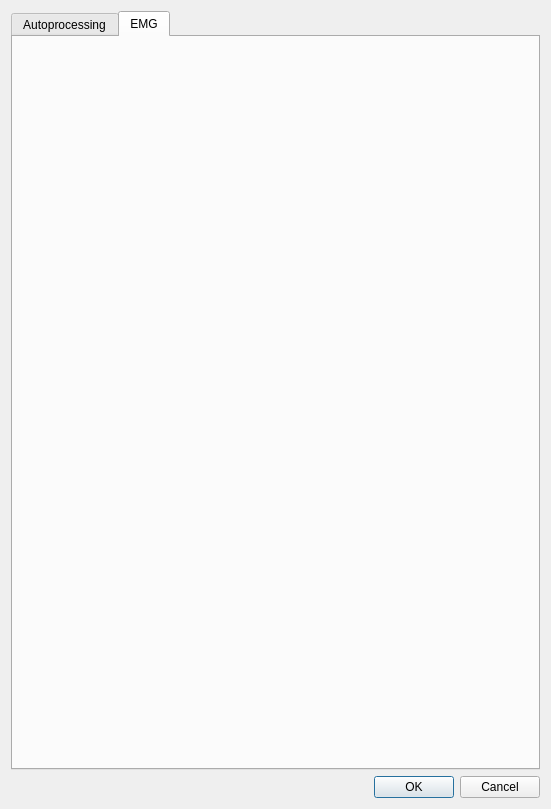
This is gaitutils/nexus_scripts/autoproc_dialog.ui in NCH-Motion-Laboratory/gaitutils as Qt 5 draws it before an edit. The edited form follows.
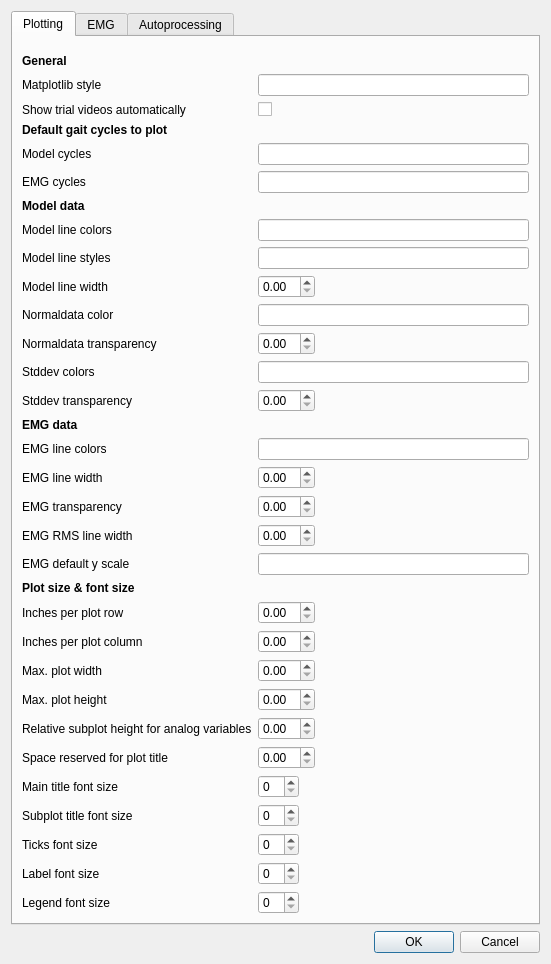
This is the edited form.

Commit message: expand options dialog (wip)

```diff
--- a/gaitutils/nexus_scripts/autoproc_dialog.ui
+++ b/gaitutils/nexus_scripts/autoproc_dialog.ui
@@ -7,7 +7,7 @@
     <x>0</x>
     <y>0</y>
     <width>551</width>
-    <height>809</height>
+    <height>842</height>
    </rect>
   </property>
   <property name="windowTitle">
@@ -27,8 +27,597 @@
    <item row="0" column="0">
     <widget class="QTabWidget" name="tabWidget">
      <property name="currentIndex">
-      <number>1</number>
+      <number>0</number>
      </property>
+     <widget class="QWidget" name="plot">
+      <attribute name="title">
+       <string>Plotting</string>
+      </attribute>
+      <layout class="QHBoxLayout" name="horizontalLayout_2">
+       <item>
+        <layout class="QFormLayout" name="formLayout_3">
+         <item row="0" column="0">
+          <spacer name="verticalSpacer_7">
+           <property name="orientation">
+            <enum>Qt::Vertical</enum>
+           </property>
+           <property name="sizeHint" stdset="0">
+            <size>
+             <width>20</width>
+             <height>20</height>
+            </size>
+           </property>
+          </spacer>
+         </item>
+         <item row="1" column="0">
+          <widget class="QLabel" name="label_28">
+           <property name="font">
+            <font>
+             <weight>75</weight>
+             <bold>true</bold>
+            </font>
+           </property>
+           <property name="text">
+            <string>General</string>
+           </property>
+          </widget>
+         </item>
+         <item row="8" column="0">
+          <widget class="QLabel" name="label_29">
+           <property name="font">
+            <font>
+             <weight>75</weight>
+             <bold>true</bold>
+            </font>
+           </property>
+           <property name="text">
+            <string>Model data</string>
+           </property>
+          </widget>
+         </item>
+         <item row="16" column="0">
+          <widget class="QLabel" name="label_30">
+           <property name="font">
+            <font>
+             <weight>75</weight>
+             <bold>true</bold>
+            </font>
+           </property>
+           <property name="text">
+            <string>EMG data</string>
+           </property>
+          </widget>
+         </item>
+         <item row="3" column="0">
+          <widget class="QLabel" name="label_31">
+           <property name="text">
+            <string>Matplotlib style</string>
+           </property>
+          </widget>
+         </item>
+         <item row="22" column="0">
+          <widget class="QLabel" name="label_32">
+           <property name="font">
+            <font>
+             <weight>75</weight>
+             <bold>true</bold>
+            </font>
+           </property>
+           <property name="text">
+            <string>Plot size &amp; font size</string>
+           </property>
+          </widget>
+         </item>
+         <item row="3" column="1">
+          <widget class="QLineEdit" name="cfg_mpl_style"/>
+         </item>
+         <item row="4" column="0">
+          <widget class="QLabel" name="label_34">
+           <property name="text">
+            <string>Show trial videos automatically</string>
+           </property>
+          </widget>
+         </item>
+         <item row="4" column="1">
+          <widget class="QCheckBox" name="cfg_show_videos">
+           <property name="text">
+            <string/>
+           </property>
+          </widget>
+         </item>
+         <item row="5" column="0">
+          <widget class="QLabel" name="label_35">
+           <property name="font">
+            <font>
+             <weight>75</weight>
+             <bold>true</bold>
+            </font>
+           </property>
+           <property name="text">
+            <string>Default gait cycles to plot</string>
+           </property>
+          </widget>
+         </item>
+         <item row="6" column="0">
+          <widget class="QLabel" name="label_36">
+           <property name="text">
+            <string>Model cycles</string>
+           </property>
+          </widget>
+         </item>
+         <item row="7" column="0">
+          <widget class="QLabel" name="label_37">
+           <property name="text">
+            <string>EMG cycles</string>
+           </property>
+          </widget>
+         </item>
+         <item row="6" column="1">
+          <widget class="QLineEdit" name="cfg_default_model_cycles"/>
+         </item>
+         <item row="7" column="1">
+          <widget class="QLineEdit" name="cfg_default_emg_cycles"/>
+         </item>
+         <item row="10" column="1">
+          <widget class="QLineEdit" name="cfg_model_linestyles"/>
+         </item>
+         <item row="10" column="0">
+          <widget class="QLabel" name="label_38">
+           <property name="text">
+            <string>Model line styles</string>
+           </property>
+          </widget>
+         </item>
+         <item row="11" column="0">
+          <widget class="QLabel" name="label_39">
+           <property name="text">
+            <string>Model line width</string>
+           </property>
+          </widget>
+         </item>
+         <item row="13" column="0">
+          <widget class="QLabel" name="label_40">
+           <property name="text">
+            <string>Normaldata transparency</string>
+           </property>
+          </widget>
+         </item>
+         <item row="12" column="0">
+          <widget class="QLabel" name="label_41">
+           <property name="text">
+            <string>Normaldata color</string>
+           </property>
+          </widget>
+         </item>
+         <item row="18" column="0">
+          <widget class="QLabel" name="label_42">
+           <property name="text">
+            <string>EMG line width</string>
+           </property>
+          </widget>
+         </item>
+         <item row="20" column="0">
+          <widget class="QLabel" name="label_43">
+           <property name="text">
+            <string>EMG RMS line width</string>
+           </property>
+          </widget>
+         </item>
+         <item row="19" column="0">
+          <widget class="QLabel" name="label_44">
+           <property name="text">
+            <string>EMG transparency</string>
+           </property>
+          </widget>
+         </item>
+         <item row="9" column="0">
+          <widget class="QLabel" name="label_45">
+           <property name="text">
+            <string>Model line colors</string>
+           </property>
+          </widget>
+         </item>
+         <item row="17" column="0">
+          <widget class="QLabel" name="label_46">
+           <property name="text">
+            <string>EMG line colors</string>
+           </property>
+          </widget>
+         </item>
+         <item row="21" column="0">
+          <widget class="QLabel" name="label_47">
+           <property name="text">
+            <string>EMG default y scale</string>
+           </property>
+          </widget>
+         </item>
+         <item row="14" column="0">
+          <widget class="QLabel" name="label_48">
+           <property name="text">
+            <string>Stddev colors</string>
+           </property>
+          </widget>
+         </item>
+         <item row="15" column="0">
+          <widget class="QLabel" name="label_49">
+           <property name="text">
+            <string>Stddev transparency</string>
+           </property>
+          </widget>
+         </item>
+         <item row="9" column="1">
+          <widget class="QLineEdit" name="cfg_model_tracecolors"/>
+         </item>
+         <item row="11" column="1">
+          <widget class="QDoubleSpinBox" name="cfg_model_linewidth">
+           <property name="sizePolicy">
+            <sizepolicy hsizetype="Fixed" vsizetype="Fixed">
+             <horstretch>0</horstretch>
+             <verstretch>0</verstretch>
+            </sizepolicy>
+           </property>
+          </widget>
+         </item>
+         <item row="12" column="1">
+          <widget class="QLineEdit" name="cfg_model_normals_color"/>
+         </item>
+         <item row="13" column="1">
+          <widget class="QDoubleSpinBox" name="cfg_model_normals_alpha">
+           <property name="sizePolicy">
+            <sizepolicy hsizetype="Fixed" vsizetype="Fixed">
+             <horstretch>0</horstretch>
+             <verstretch>0</verstretch>
+            </sizepolicy>
+           </property>
+          </widget>
+         </item>
+         <item row="14" column="1">
+          <widget class="QLineEdit" name="cfg_model_stddev_colors"/>
+         </item>
+         <item row="15" column="1">
+          <widget class="QDoubleSpinBox" name="cfg_model_stddev_alpha">
+           <property name="sizePolicy">
+            <sizepolicy hsizetype="Fixed" vsizetype="Fixed">
+             <horstretch>0</horstretch>
+             <verstretch>0</verstretch>
+            </sizepolicy>
+           </property>
+          </widget>
+         </item>
+         <item row="17" column="1">
+          <widget class="QLineEdit" name="cfg_emg_tracecolor"/>
+         </item>
+         <item row="18" column="1">
+          <widget class="QDoubleSpinBox" name="cfg_emg_linewidth">
+           <property name="sizePolicy">
+            <sizepolicy hsizetype="Fixed" vsizetype="Fixed">
+             <horstretch>0</horstretch>
+             <verstretch>0</verstretch>
+            </sizepolicy>
+           </property>
+          </widget>
+         </item>
+         <item row="19" column="1">
+          <widget class="QDoubleSpinBox" name="cfg_emg_alpha">
+           <property name="sizePolicy">
+            <sizepolicy hsizetype="Fixed" vsizetype="Fixed">
+             <horstretch>0</horstretch>
+             <verstretch>0</verstretch>
+            </sizepolicy>
+           </property>
+          </widget>
+         </item>
+         <item row="20" column="1">
+          <widget class="QDoubleSpinBox" name="cfg_emg_rms_linewidth">
+           <property name="sizePolicy">
+            <sizepolicy hsizetype="Fixed" vsizetype="Fixed">
+             <horstretch>0</horstretch>
+             <verstretch>0</verstretch>
+            </sizepolicy>
+           </property>
+          </widget>
+         </item>
+         <item row="21" column="1">
+          <widget class="QLineEdit" name="cfg_emg_yscale"/>
+         </item>
+         <item row="25" column="0">
+          <widget class="QLabel" name="label_50">
+           <property name="text">
+            <string>Max. plot width</string>
+           </property>
+          </widget>
+         </item>
+         <item row="26" column="0">
+          <widget class="QLabel" name="label_51">
+           <property name="text">
+            <string>Max. plot height</string>
+           </property>
+          </widget>
+         </item>
+         <item row="27" column="0">
+          <widget class="QLabel" name="label_33">
+           <property name="text">
+            <string>Relative subplot height for analog variables</string>
+           </property>
+          </widget>
+         </item>
+         <item row="27" column="1">
+          <widget class="QDoubleSpinBox" name="cfg_analog_plotheight">
+           <property name="sizePolicy">
+            <sizepolicy hsizetype="Fixed" vsizetype="Fixed">
+             <horstretch>0</horstretch>
+             <verstretch>0</verstretch>
+            </sizepolicy>
+           </property>
+          </widget>
+         </item>
+         <item row="25" column="1">
+          <widget class="QDoubleSpinBox" name="cfg_maxw">
+           <property name="sizePolicy">
+            <sizepolicy hsizetype="Fixed" vsizetype="Fixed">
+             <horstretch>0</horstretch>
+             <verstretch>0</verstretch>
+            </sizepolicy>
+           </property>
+          </widget>
+         </item>
+         <item row="26" column="1">
+          <widget class="QDoubleSpinBox" name="cfg_maxh">
+           <property name="sizePolicy">
+            <sizepolicy hsizetype="Fixed" vsizetype="Fixed">
+             <horstretch>0</horstretch>
+             <verstretch>0</verstretch>
+            </sizepolicy>
+           </property>
+          </widget>
+         </item>
+         <item row="28" column="0">
+          <widget class="QLabel" name="label_52">
+           <property name="text">
+            <string>Space reserved for plot title</string>
+           </property>
+          </widget>
+         </item>
+         <item row="29" column="0">
+          <widget class="QLabel" name="label_53">
+           <property name="text">
+            <string>Main title font size</string>
+           </property>
+          </widget>
+         </item>
+         <item row="31" column="0">
+          <widget class="QLabel" name="label_54">
+           <property name="text">
+            <string>Ticks font size</string>
+           </property>
+          </widget>
+         </item>
+         <item row="32" column="0">
+          <widget class="QLabel" name="label_55">
+           <property name="text">
+            <string>Label font size</string>
+           </property>
+          </widget>
+         </item>
+         <item row="23" column="0">
+          <widget class="QLabel" name="label_56">
+           <property name="text">
+            <string>Inches per plot row</string>
+           </property>
+          </widget>
+         </item>
+         <item row="24" column="0">
+          <widget class="QLabel" name="label_57">
+           <property name="text">
+            <string>Inches per plot column</string>
+           </property>
+          </widget>
+         </item>
+         <item row="23" column="1">
+          <widget class="QDoubleSpinBox" name="cfg_inch_per_row">
+           <property name="sizePolicy">
+            <sizepolicy hsizetype="Fixed" vsizetype="Fixed">
+             <horstretch>0</horstretch>
+             <verstretch>0</verstretch>
+            </sizepolicy>
+           </property>
+          </widget>
+         </item>
+         <item row="24" column="1">
+          <widget class="QDoubleSpinBox" name="cfg_inch_per_col">
+           <property name="sizePolicy">
+            <sizepolicy hsizetype="Fixed" vsizetype="Fixed">
+             <horstretch>0</horstretch>
+             <verstretch>0</verstretch>
+            </sizepolicy>
+           </property>
+          </widget>
+         </item>
+         <item row="28" column="1">
+          <widget class="QDoubleSpinBox" name="cfg_titlespace">
+           <property name="sizePolicy">
+            <sizepolicy hsizetype="Fixed" vsizetype="Fixed">
+             <horstretch>0</horstretch>
+             <verstretch>0</verstretch>
+            </sizepolicy>
+           </property>
+          </widget>
+         </item>
+         <item row="29" column="1">
+          <widget class="QSpinBox" name="cfg_maintitle_fontsize">
+           <property name="sizePolicy">
+            <sizepolicy hsizetype="Fixed" vsizetype="Fixed">
+             <horstretch>0</horstretch>
+             <verstretch>0</verstretch>
+            </sizepolicy>
+           </property>
+          </widget>
+         </item>
+         <item row="31" column="1">
+          <widget class="QSpinBox" name="cfg_ticks_fontsize">
+           <property name="sizePolicy">
+            <sizepolicy hsizetype="Fixed" vsizetype="Fixed">
+             <horstretch>0</horstretch>
+             <verstretch>0</verstretch>
+            </sizepolicy>
+           </property>
+          </widget>
+         </item>
+         <item row="32" column="1">
+          <widget class="QSpinBox" name="cfg_label_fontsize">
+           <property name="sizePolicy">
+            <sizepolicy hsizetype="Fixed" vsizetype="Fixed">
+             <horstretch>0</horstretch>
+             <verstretch>0</verstretch>
+            </sizepolicy>
+           </property>
+          </widget>
+         </item>
+         <item row="33" column="0">
+          <widget class="QLabel" name="label_58">
+           <property name="text">
+            <string>Legend font size</string>
+           </property>
+          </widget>
+         </item>
+         <item row="33" column="1">
+          <widget class="QSpinBox" name="cfg_legend_fontsize">
+           <property name="sizePolicy">
+            <sizepolicy hsizetype="Fixed" vsizetype="Fixed">
+             <horstretch>0</horstretch>
+             <verstretch>0</verstretch>
+            </sizepolicy>
+           </property>
+          </widget>
+         </item>
+         <item row="30" column="0">
+          <widget class="QLabel" name="label_59">
+           <property name="text">
+            <string>Subplot title font size</string>
+           </property>
+          </widget>
+         </item>
+         <item row="30" column="1">
+          <widget class="QSpinBox" name="cfg_title_fontsize">
+           <property name="sizePolicy">
+            <sizepolicy hsizetype="Fixed" vsizetype="Fixed">
+             <horstretch>0</horstretch>
+             <verstretch>0</verstretch>
+            </sizepolicy>
+           </property>
+          </widget>
+         </item>
+        </layout>
+       </item>
+      </layout>
+     </widget>
+     <widget class="QWidget" name="emg">
+      <attribute name="title">
+       <string>EMG</string>
+      </attribute>
+      <layout class="QHBoxLayout" name="horizontalLayout">
+       <item>
+        <layout class="QFormLayout" name="formLayout_2">
+         <item row="2" column="0">
+          <widget class="QLabel" name="label_22">
+           <property name="text">
+            <string>Channel labels</string>
+           </property>
+          </widget>
+         </item>
+         <item row="2" column="1">
+          <widget class="QLineEdit" name="cfg_channel_labels"/>
+         </item>
+         <item row="3" column="1">
+          <widget class="QLineEdit" name="cfg_channel_normaldata"/>
+         </item>
+         <item row="3" column="0">
+          <widget class="QLabel" name="label_23">
+           <property name="text">
+            <string>Channel normal data</string>
+           </property>
+          </widget>
+         </item>
+         <item row="4" column="0">
+          <widget class="QLabel" name="label_24">
+           <property name="text">
+            <string>EMG device to read from</string>
+           </property>
+          </widget>
+         </item>
+         <item row="5" column="0">
+          <widget class="QLabel" name="label_25">
+           <property name="text">
+            <string>EMG passband (Hz)</string>
+           </property>
+          </widget>
+         </item>
+         <item row="6" column="0">
+          <widget class="QLabel" name="label_26">
+           <property name="text">
+            <string>Line frequency</string>
+           </property>
+          </widget>
+         </item>
+         <item row="4" column="1">
+          <widget class="QLineEdit" name="cfg_devname"/>
+         </item>
+         <item row="6" column="1">
+          <widget class="QSpinBox" name="linefreq">
+           <property name="sizePolicy">
+            <sizepolicy hsizetype="Fixed" vsizetype="Fixed">
+             <horstretch>0</horstretch>
+             <verstretch>0</verstretch>
+            </sizepolicy>
+           </property>
+           <property name="suffix">
+            <string> Hz</string>
+           </property>
+           <property name="minimum">
+            <number>1</number>
+           </property>
+           <property name="value">
+            <number>50</number>
+           </property>
+          </widget>
+         </item>
+         <item row="5" column="1">
+          <widget class="QLineEdit" name="cfg_passband"/>
+         </item>
+         <item row="7" column="0">
+          <widget class="QLabel" name="label_27">
+           <property name="text">
+            <string>Window length for EMG RMS (samples) </string>
+           </property>
+          </widget>
+         </item>
+         <item row="7" column="1">
+          <widget class="QSpinBox" name="cfg_rms_win">
+           <property name="sizePolicy">
+            <sizepolicy hsizetype="Fixed" vsizetype="Fixed">
+             <horstretch>0</horstretch>
+             <verstretch>0</verstretch>
+            </sizepolicy>
+           </property>
+          </widget>
+         </item>
+         <item row="1" column="0">
+          <spacer name="verticalSpacer_6">
+           <property name="orientation">
+            <enum>Qt::Vertical</enum>
+           </property>
+           <property name="sizeHint" stdset="0">
+            <size>
+             <width>20</width>
+             <height>20</height>
+            </size>
+           </property>
+          </spacer>
+         </item>
+        </layout>
+       </item>
+      </layout>
+     </widget>
      <widget class="QWidget" name="autoproc">
       <attribute name="title">
        <string>Autoprocessing</string>
@@ -432,11 +1021,6 @@
        </item>
       </layout>
      </widget>
-     <widget class="QWidget" name="emg">
-      <attribute name="title">
-       <string>EMG</string>
-      </attribute>
-     </widget>
     </widget>
    </item>
   </layout>
```
The commit also changes 1 other file.
